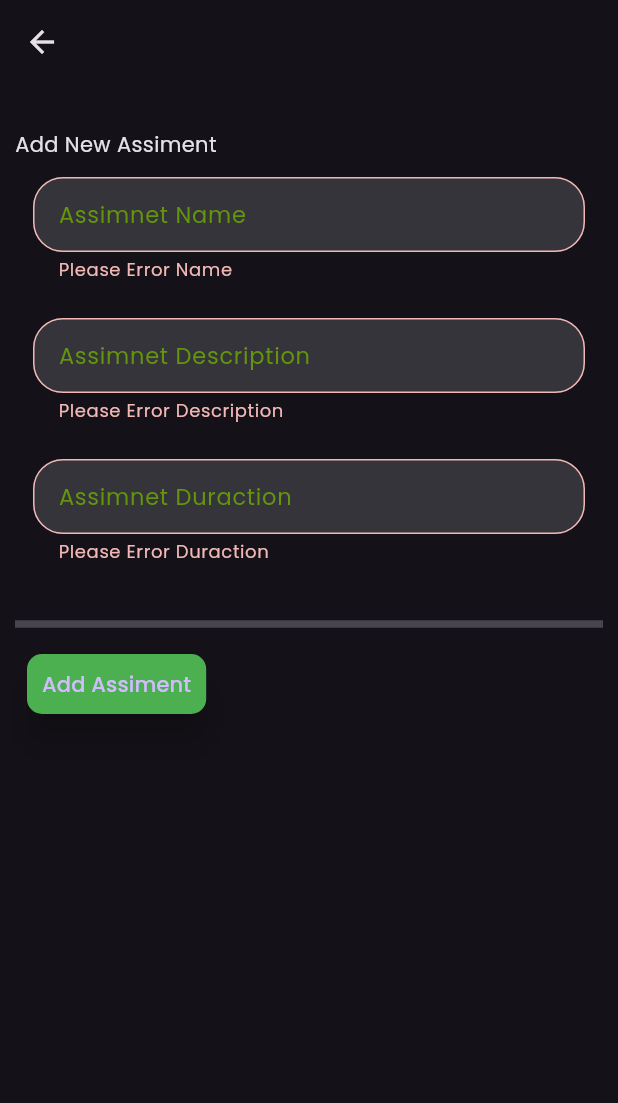
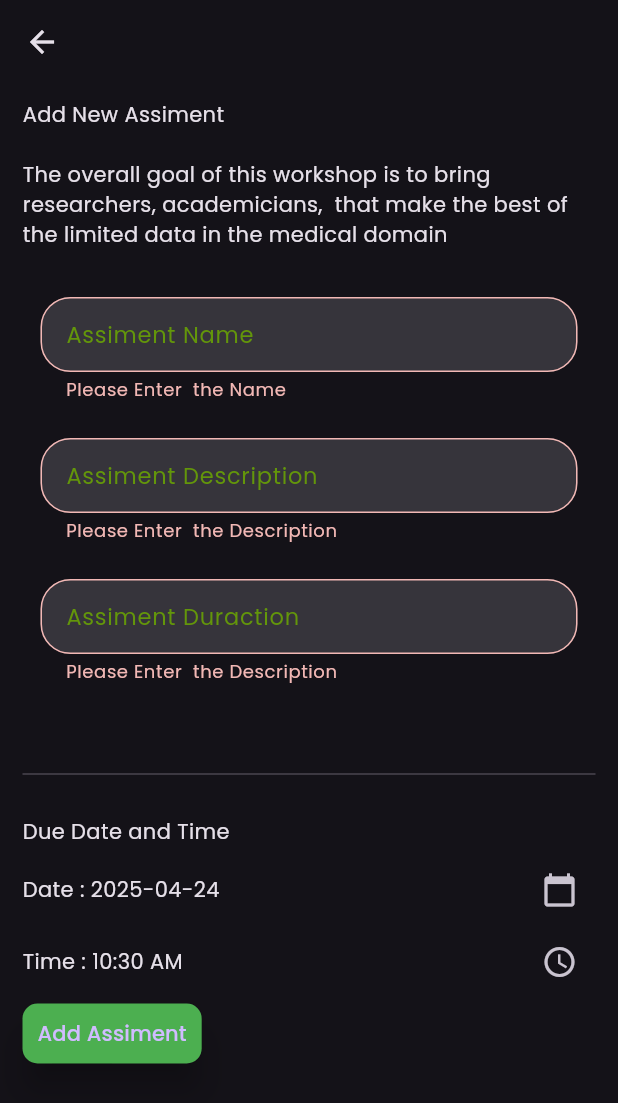
Before and after one commit to PrabuddaKumara/Study_Panner01, a Flutter app: the AddNewAssiment screen opened directly with empty values, after a tap on "Add Assiment", on a phone screen of 412 x 824 dp. Shown: the top 1103 px of the screen. Run offline on Flutter 3.47's test engine with Material 3 defaults, Android fonts, the phone set to English and light mode, and no system bars; our stand-ins replace cloud_firestore, firebase_core, go_router, google_fonts; accounts and stored records are empty.

Commit message:
add Date and time used valueListernabuilder

```diff
--- a/lib/pages/add-new-assiment.dart
+++ b/lib/pages/add-new-assiment.dart
@@ -4,75 +4,147 @@ import 'package:c01/widgets/custom-input.dart';
 import 'package:flutter/material.dart';
 
 class AddNewAssiment extends StatelessWidget {
-  final _forkey = GlobalKey<FormState>();
-
+  final CourseModel course;
+  final _formkey = GlobalKey<FormState>();
   final TextEditingController _assimentNameController = TextEditingController();
   final TextEditingController _assimentDescriptionController =
       TextEditingController();
   final TextEditingController _assimentDuractionController =
       TextEditingController();
+  final ValueNotifier<DateTime> _selectDate = ValueNotifier<DateTime>(
+    DateTime.now(),
+  );
+  final ValueNotifier<TimeOfDay> _selectTime = ValueNotifier<TimeOfDay>(
+    TimeOfDay.now(),
+  );
 
-  final CourseModel course;
-  //submit form
-
-  void _subminform(BuildContext context) async {
-    if (_forkey.currentState!.validate() ?? false) {}
+  AddNewAssiment({super.key, required this.course}) {
+    _selectDate.value = DateTime.now();
+    _selectTime.value = TimeOfDay.now();
   }
 
-  AddNewAssiment({super.key, required this.course});
+  //Date Picker
+
+  Future<void> _selecteddate(BuildContext context) async {
+    final DateTime? picked = await showDatePicker(
+      context: context,
+      firstDate: DateTime(2023),
+      lastDate: DateTime(2026),
+      initialDate: _selectDate.value,
+    );
+    if (picked != null && picked != _selectDate.value) {
+      _selectDate.value = picked;
+    }
+  }
+  //Time Picker
+
+  Future<void> _selectedTime(BuildContext context) async {
+    final TimeOfDay? picked = await showTimePicker(
+      context: context,
+      initialTime: _selectTime.value,
+    );
+    if (picked != null && picked != _selectTime.value) {
+      _selectTime.value = picked;
+    }
+  }
+
+  void _submitform(BuildContext context) async {
+    if (_formkey.currentState!.validate() ?? false) {}
+  }
 
   @override
   Widget build(BuildContext context) {
     return Scaffold(
       appBar: AppBar(),
-      body: SingleChildScrollView(
-        child: Padding(
-          padding: const EdgeInsets.symmetric(horizontal: 10, vertical: 30),
-          child: Form(
-            key: _forkey,
+      body: Padding(
+        padding: const EdgeInsets.symmetric(vertical: 10, horizontal: 15),
+
+        child: Form(
+          key: _formkey,
+          child: SingleChildScrollView(
             child: Column(
               crossAxisAlignment: CrossAxisAlignment.start,
               children: [
                 Text("Add New Assiment"),
+                SizedBox(height: 20),
+                Text(
+                  "The overall goal of this workshop is to bring researchers, academicians,  that make the best of the limited data in the medical domain",
+                ),
+                SizedBox(height: 20),
                 CustomInput(
                   controllered: _assimentNameController,
-                  textName: "Assimnet Name",
+                  textName: "Assiment Name",
                   validetor: (value) {
                     if (value?.isEmpty ?? true) {
-                      return "Please Error Name";
+                      return "Please Enter  the Name";
                     }
                     return null;
                   },
                 ),
                 CustomInput(
-                  controllered: _assimentNameController,
-                  textName: "Assimnet Description",
+                  controllered: _assimentDescriptionController,
+                  textName: "Assiment Description",
                   validetor: (value) {
                     if (value?.isEmpty ?? true) {
-                      return "Please Error Description";
+                      return "Please Enter  the Description";
                     }
                     return null;
                   },
                 ),
                 CustomInput(
-                  controllered: _assimentNameController,
-                  textName: "Assimnet Duraction",
+                  controllered: _assimentDuractionController,
+                  textName: "Assiment Duraction",
                   validetor: (value) {
                     if (value?.isEmpty ?? true) {
-                      return "Please Error Duraction";
+                      return "Please Enter  the Description";
                     }
                     return null;
                   },
                 ),
                 SizedBox(height: 20),
-                Divider(thickness: 5.0),
-                Padding(
-                  padding: const EdgeInsets.all(8.0),
-                  child: ButtonWidget(
-                    textName: "Add Assiment",
-                    onpresed: ()=>_subminform(context),
-                  ),
+
+                SizedBox(height: 20),
+                Divider(),
+                SizedBox(height: 20),
+                Text("Due Date and Time"),
+                SizedBox(height: 5),
+                ValueListenableBuilder<DateTime>(
+                  valueListenable: _selectDate,
+                  builder: (context, data, child) {
+                    return Row(
+                      children: [
+                        Expanded(
+                          child: Text(
+                            "Date : ${data.toLocal().toString().split(" ")[0]}",
+                          ),
+                        ),
+                        IconButton(
+                          onPressed: () => _selecteddate(context),
+                          icon: Icon(Icons.calendar_today),
+                        ),
+                      ],
+                    );
+                  },
                 ),
+                ValueListenableBuilder<TimeOfDay>(
+                  valueListenable: _selectTime,
+                  builder: (context, time, child) {
+                    return Row(
+                      children: [
+                        Expanded(child: Text("Time : ${time.format(context)}")),
+                        IconButton(
+                          onPressed: () => _selectedTime(context),
+                          icon: Icon(Icons.access_time),
+                        ),
+                      ],
+                    );
+                  },
+                ),
+                ButtonWidget(
+                  textName: "Add Assiment",
+                  onpresed: () => _submitform(context),
+                ),
+                SizedBox(height: 20),
               ],
             ),
           ),
```
